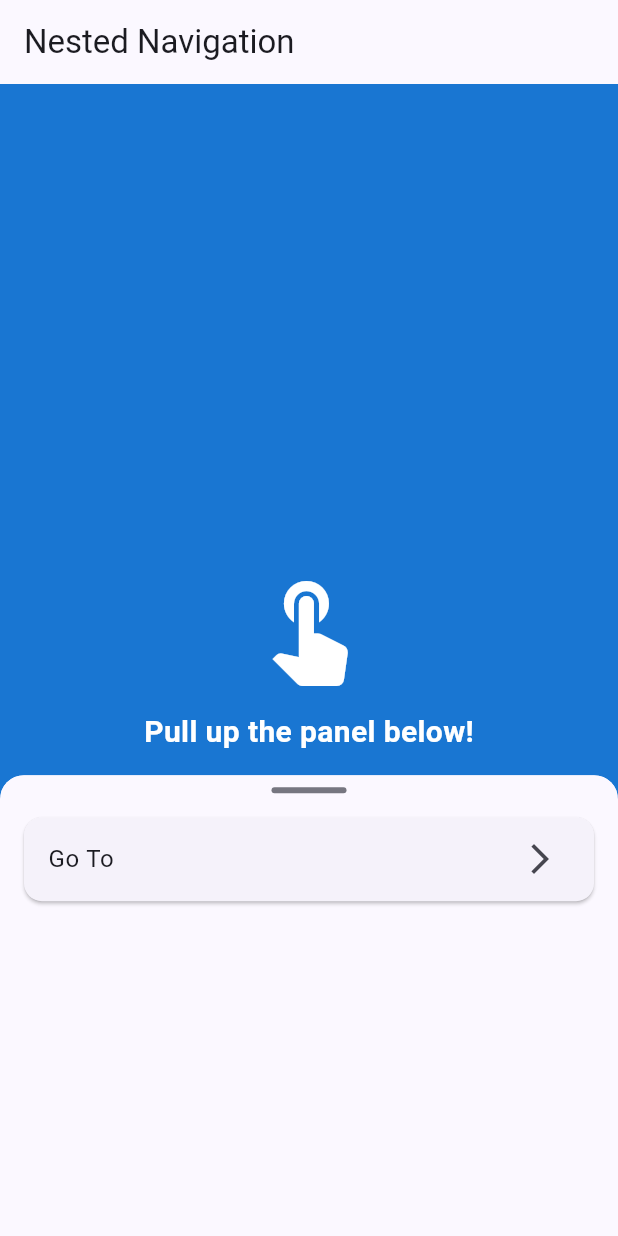
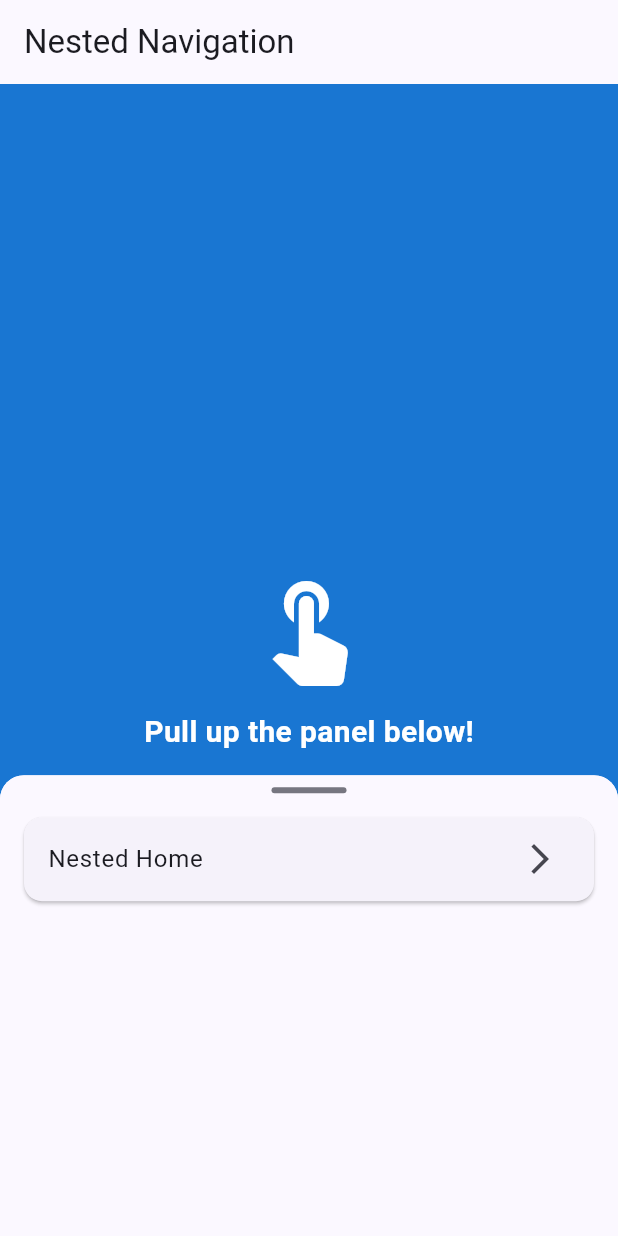
Before and after one commit to Dounder/widgets_tests, a Flutter app: the NestedNavigationScreen screen opened by its route, on a phone screen of 412 x 824 dp. Run offline on Flutter 3.47's test engine with Material 3 defaults, Android fonts, the phone set to English and light mode, and no system bars; our stand-ins replace bloc, equatable, fl_chart, flutter_bloc, flutter_dotenv, get_it and 2 more.

Commit message:
feat: Enhance NestedNavigationScreen with GoRouter integration and update DraggableBottomSheet parameters

```diff
--- a/lib/screens/nested_navigation_screen.dart
+++ b/lib/screens/nested_navigation_screen.dart
@@ -1,4 +1,6 @@
 import 'package:flutter/material.dart';
+import 'package:go_router/go_router.dart';
+import 'package:widgets_test/screens/screens.dart';
 import 'package:widgets_test/widgets/widgets.dart';
 
 class NestedNavigationScreen extends StatelessWidget {
@@ -38,23 +40,150 @@ class NestedNavigationScreen extends StatelessWidget {
         DraggableBottomSheet(
           builder:
               (context, scrollController) => [
-                SliverToBoxAdapter(
-                  child: Padding(
-                    padding: const EdgeInsets.all(16),
-                    child: Card(
-                      clipBehavior: Clip.antiAlias,
-                      margin: const EdgeInsets.only(bottom: 12),
-                      child: ListTile(
-                        title: const Text('Go To'),
-                        trailing: const Icon(Icons.arrow_forward_ios),
-                        onTap: () {},
-                      ),
-                    ),
-                  ),
-                ),
+                const SliverToBoxAdapter(child: _NestedNavigationBody()),
               ],
         ),
       ],
     ),
   );
 }
+
+class _NestedNavigationBody extends StatelessWidget {
+  const _NestedNavigationBody();
+
+  @override
+  Widget build(BuildContext context) {
+    // IMPORTANT: Capture the parent context BEFORE entering Router.withConfig
+    // This gives us access to the main app's router
+    final parentContext = context;
+
+    return Router.withConfig(
+      config: GoRouter(
+        initialLocation: '/home',
+        routes: [
+          GoRoute(
+            path: '/home',
+            builder:
+                (context, state) => Container(
+                  padding: const EdgeInsets.all(16.0),
+                  color: Theme.of(context).scaffoldBackgroundColor,
+                  child: Center(
+                    child: _CustomCard(
+                      title: 'Nested Home',
+                      onTap: () => context.go('/details'),
+                    ),
+                  ),
+                ),
+          ),
+          GoRoute(
+            path: '/details',
+            builder:
+                (context, state) => Container(
+                  color: Theme.of(context).scaffoldBackgroundColor,
+                  padding: const EdgeInsets.all(16.0),
+                  child: Center(
+                    child: _CustomCard(
+                      title: 'Nested Details',
+                      onTap: () => context.go('/settings'),
+                    ),
+                  ),
+                ),
+          ),
+          GoRoute(
+            path: '/settings',
+            builder:
+                (context, state) => Container(
+                  color: Theme.of(context).scaffoldBackgroundColor,
+                  padding: const EdgeInsets.all(16.0),
+                  child: Padding(
+                    padding: const EdgeInsets.all(16.0),
+                    child: SingleChildScrollView(
+                      child: Column(
+                        mainAxisSize: MainAxisSize.min,
+                        children: [
+                          _CustomCard(
+                            title: 'Nested Settings',
+                            onTap: () => context.go('/home'),
+                          ),
+                          const SizedBox(height: 16),
+                          const Divider(),
+                          const SizedBox(height: 8),
+                          const Text(
+                            'Navigate to Main Router:',
+                            style: TextStyle(
+                              fontWeight: FontWeight.bold,
+                              fontSize: 16,
+                            ),
+                          ),
+                          const SizedBox(height: 16),
+                          // Navigation buttons
+                          SizedBox(
+                            width: double.infinity,
+                            child: ElevatedButton.icon(
+                              onPressed: () => parentContext.go('/'),
+                              icon: const Icon(Icons.home),
+                              label: const Text('Main Home Screen'),
+                              style: ElevatedButton.styleFrom(
+                                backgroundColor: Colors.blue,
+                                foregroundColor: Colors.white,
+                                padding: const EdgeInsets.symmetric(
+                                  vertical: 12,
+                                ),
+                              ),
+                            ),
+                          ),
+                          const SizedBox(height: 8),
+                          Row(
+                            children: [
+                              Expanded(
+                                child: OutlinedButton.icon(
+                                  onPressed:
+                                      () => parentContext.pushNamed(
+                                        MapScreen.name,
+                                      ),
+                                  icon: const Icon(Icons.map, size: 18),
+                                  label: const Text('Map'),
+                                ),
+                              ),
+                              const SizedBox(width: 8),
+                              Expanded(
+                                child: OutlinedButton.icon(
+                                  onPressed:
+                                      () => parentContext.pushNamed(
+                                        ChartScreen.name,
+                                      ),
+                                  icon: const Icon(Icons.show_chart, size: 18),
+                                  label: const Text('Chart'),
+                                ),
+                              ),
+                            ],
+                          ),
+                        ],
+                      ),
+                    ),
+                  ),
+                ),
+          ),
+        ],
+      ),
+    );
+  }
+}
+
+class _CustomCard extends StatelessWidget {
+  final String title;
+  final VoidCallback onTap;
+
+  const _CustomCard({required this.title, required this.onTap});
+
+  @override
+  Widget build(BuildContext context) => Card(
+    clipBehavior: Clip.antiAlias,
+    margin: const EdgeInsets.only(bottom: 12),
+    child: ListTile(
+      title: Text(title),
+      trailing: const Icon(Icons.arrow_forward_ios),
+      onTap: onTap,
+    ),
+  );
+}
--- a/lib/widgets/draggable_bottom_sheet.dart
+++ b/lib/widgets/draggable_bottom_sheet.dart
@@ -10,14 +10,16 @@ class DraggableBottomSheet extends StatelessWidget {
   )
   builder;
   final bool showDragHandle;
+  final List<double> snapSizes;
 
   const DraggableBottomSheet({
     super.key,
     required this.builder,
     this.initialChildSize = 0.4,
-    this.minChildSize = 0.1,
-    this.maxChildSize = 0.9,
+    this.minChildSize = 0.15,
+    this.maxChildSize = 1,
     this.showDragHandle = true,
+    this.snapSizes = const [.15, 0.4, 1],
   });
 
   @override
@@ -25,6 +27,8 @@ class DraggableBottomSheet extends StatelessWidget {
     initialChildSize: initialChildSize,
     minChildSize: minChildSize,
     maxChildSize: maxChildSize,
+    snapSizes: snapSizes,
+    snap: true,
     builder:
         (context, scrollController) => Container(
           clipBehavior: Clip.antiAlias,
```
